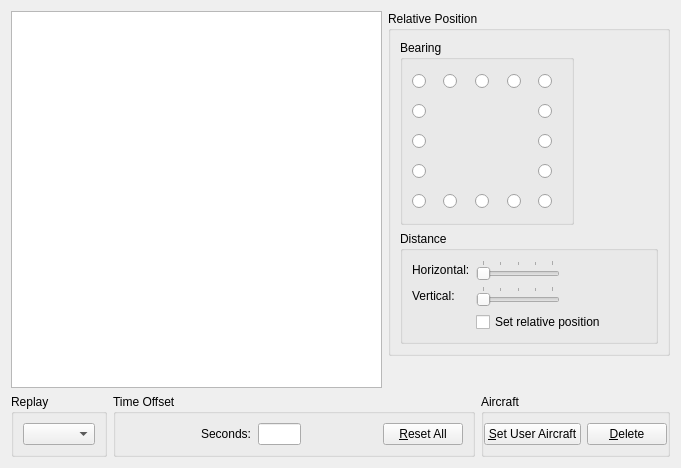
Qt form src/Plugins/Module/Formation/src/FormationWidget.ui (till213/SkyDolly) before a commit.
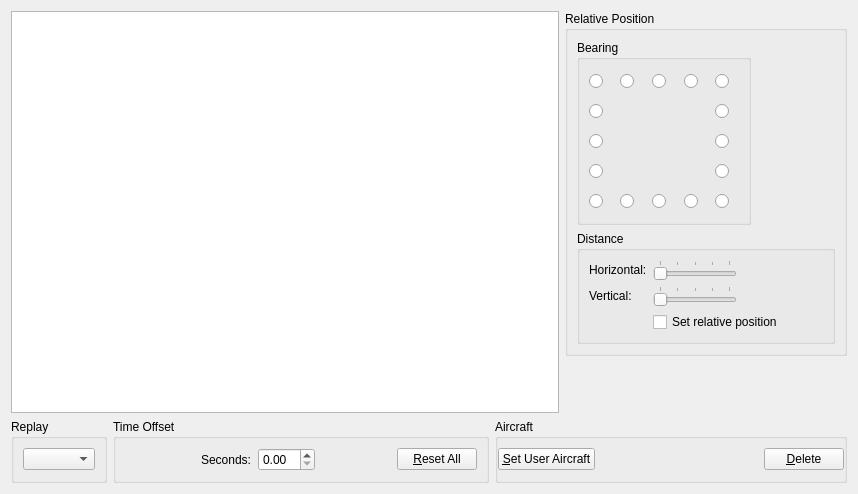
The same form after that commit. Icons and pictures are not drawn. Custom widgets are drawn as their Qt base class.

Commit message:
Use double spinbox for time offset
- Block signals when updating table icons

The edit to the form file:
```diff
--- a/src/Plugins/Module/Formation/src/FormationWidget.ui
+++ b/src/Plugins/Module/Formation/src/FormationWidget.ui
@@ -6,8 +6,8 @@
    <rect>
     <x>0</x>
     <y>0</y>
-    <width>681</width>
-    <height>468</height>
+    <width>858</width>
+    <height>494</height>
    </rect>
   </property>
   <property name="windowTitle">
@@ -949,26 +949,7 @@
            </widget>
           </item>
           <item>
-           <widget class="QLineEdit" name="timeOffsetLineEdit">
-            <property name="sizePolicy">
-             <sizepolicy hsizetype="Fixed" vsizetype="Fixed">
-              <horstretch>0</horstretch>
-              <verstretch>0</verstretch>
-             </sizepolicy>
-            </property>
-            <property name="minimumSize">
-             <size>
-              <width>40</width>
-              <height>0</height>
-             </size>
-            </property>
-            <property name="maximumSize">
-             <size>
-              <width>140</width>
-              <height>16777215</height>
-             </size>
-            </property>
-           </widget>
+           <widget class="QDoubleSpinBox" name="timeOffsetSpinBox"/>
           </item>
           <item>
            <widget class="ActiveButton" name="forwardOffsetPushButton">
```
Left out of the diff: 18 changed lines with no effect on the pictures. The commit also changes 2 other files.
